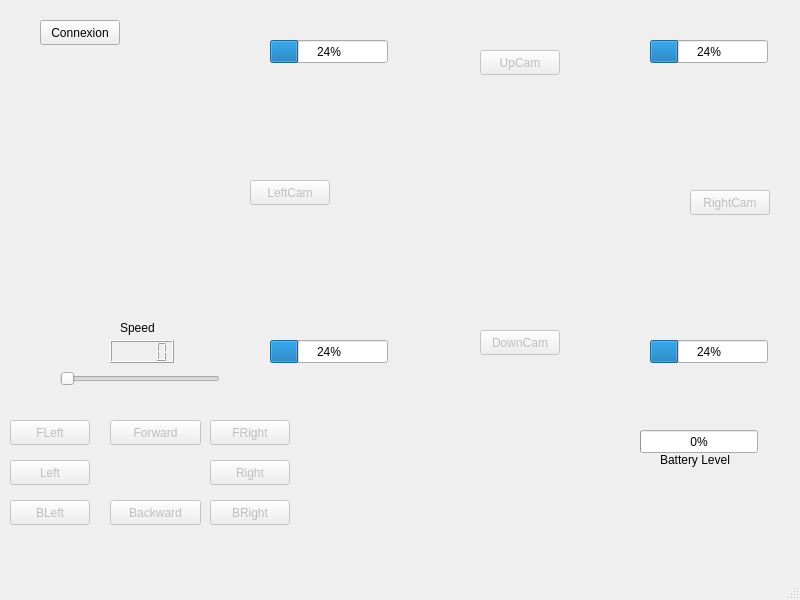
The window that mainwindow.ui (BerAtozz/WifiBot) describes before a commit, drawn with Qt 5.
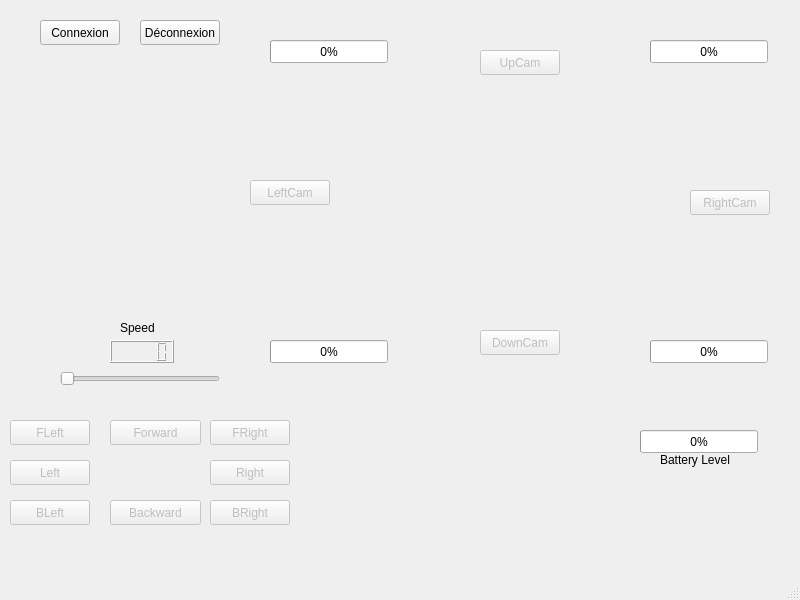
The same window after the commit.

Patch:
```diff
--- a/mainwindow.ui
+++ b/mainwindow.ui
@@ -271,7 +271,7 @@
      </rect>
     </property>
     <property name="value">
-     <number>24</number>
+     <number>0</number>
     </property>
    </widget>
    <widget class="QProgressBar" name="irFrontRight">
@@ -284,7 +284,7 @@
      </rect>
     </property>
     <property name="value">
-     <number>24</number>
+     <number>0</number>
     </property>
    </widget>
    <widget class="QProgressBar" name="irBackLeft">
@@ -297,7 +297,7 @@
      </rect>
     </property>
     <property name="value">
-     <number>24</number>
+     <number>0</number>
     </property>
    </widget>
    <widget class="QProgressBar" name="irBackRight">
@@ -310,7 +310,7 @@
      </rect>
     </property>
     <property name="value">
-     <number>24</number>
+     <number>0</number>
     </property>
    </widget>
    <widget class="QPushButton" name="FLeft">
@@ -377,6 +377,19 @@
      <string>BRight</string>
     </property>
    </widget>
+   <widget class="QPushButton" name="deconnexion">
+    <property name="geometry">
+     <rect>
+      <x>140</x>
+      <y>20</y>
+      <width>80</width>
+      <height>25</height>
+     </rect>
+    </property>
+    <property name="text">
+     <string>Déconnexion</string>
+    </property>
+   </widget>
   </widget>
   <widget class="QMenuBar" name="menubar">
    <property name="geometry">
```
